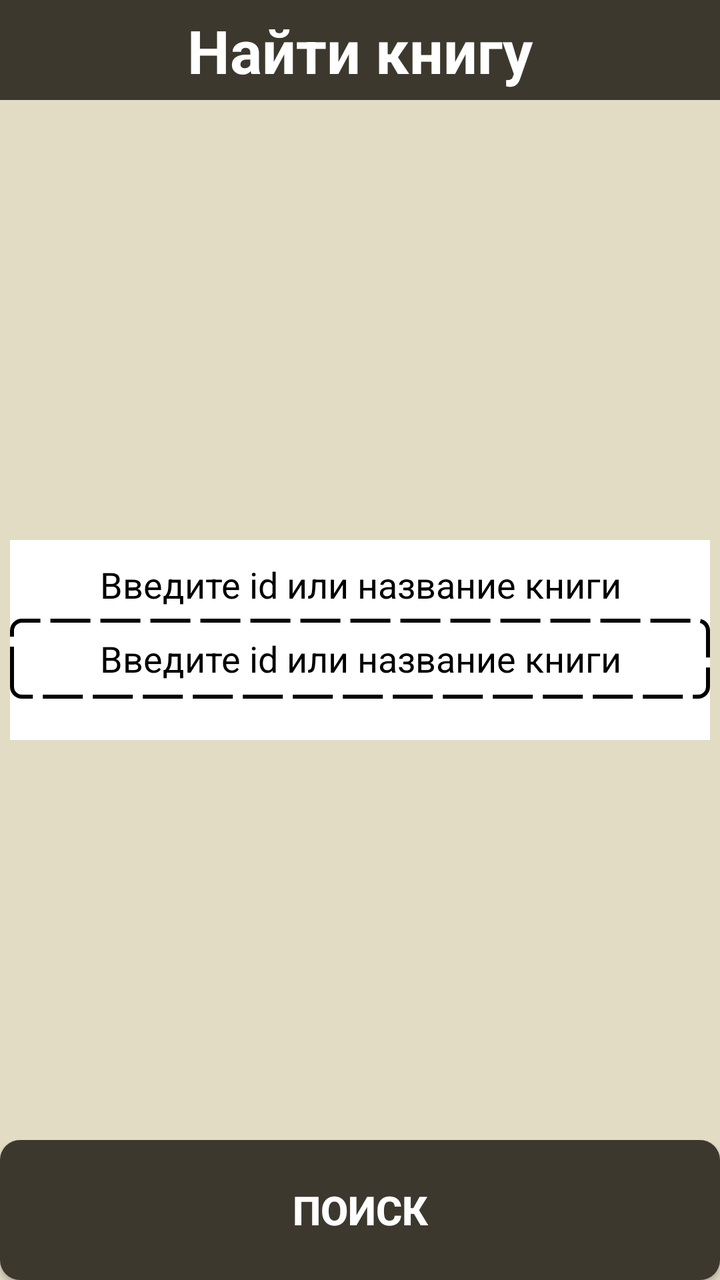
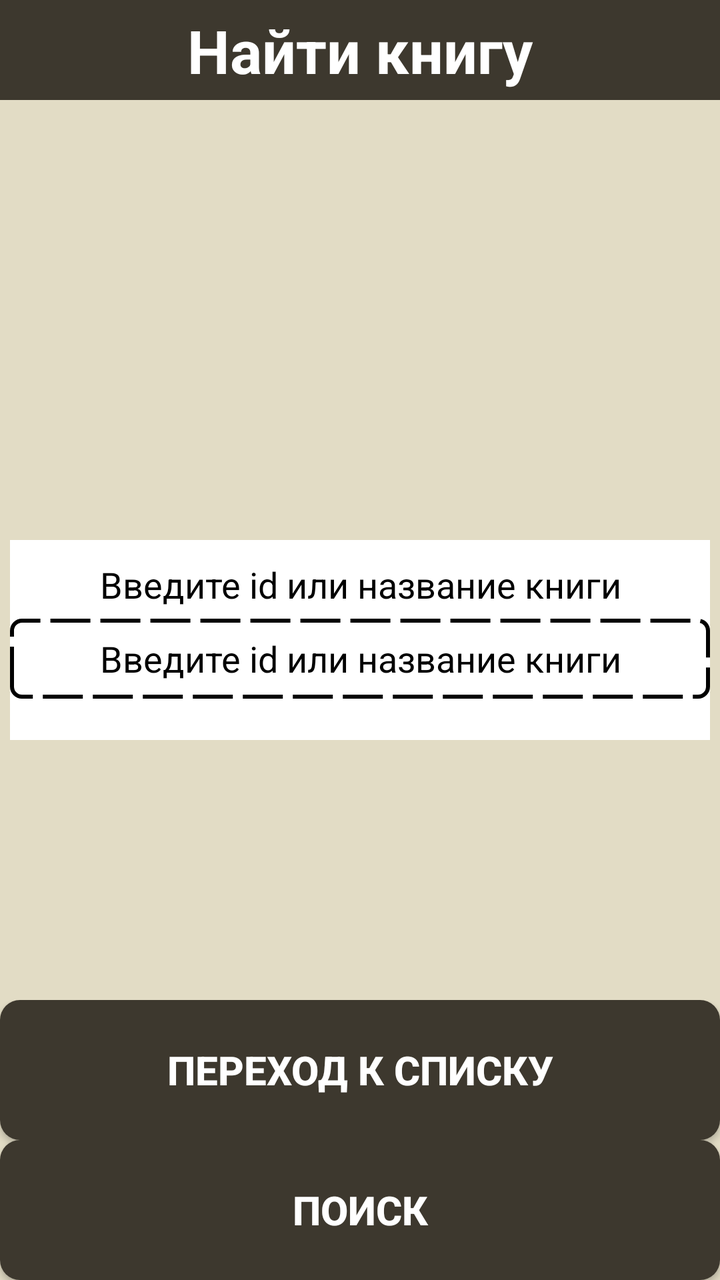

Compare the two renders of this Android layout. The source of the first and the diff that turns it into the second are given below.
<!-- AndroidManifest.xml: application theme Theme.Pr_3kurs_5_1_Romanov -->
<!-- res/layout/fragment_input.xml -->
<?xml version="1.0" encoding="utf-8"?>
<FrameLayout xmlns:android="http://schemas.android.com/apk/res/android"
    xmlns:tools="http://schemas.android.com/tools"
    android:layout_width="match_parent"
    android:layout_height="match_parent"
    tools:context=".InputFragment"
    android:background="@color/background">

    <TextView
        android:layout_width="match_parent"
        android:layout_height="50dp"
        android:textSize="30sp"
        android:paddingTop="5dp"
        android:background="@drawable/rectangle"
        android:textScaleX="1"

        android:textAlignment="center"
        android:textColor="@color/white"
        android:textStyle="bold"
        android:text="@string/BookInputTab" />

    <LinearLayout
        android:orientation="vertical"
        android:layout_width="350dp"
        android:layout_height="100dp"
        android:background="@drawable/rectanglewhite2"
        android:layout_gravity="center">
        <TextView
            android:layout_marginTop="10dp"
            android:layout_width="match_parent"
            android:layout_height="wrap_content"
            android:text="@string/enterId"
            android:textColor="@color/black"
            android:textAlignment="center"
            android:textSize="18sp"
            />

        <EditText
            android:layout_marginTop="5dp"
            android:layout_width="match_parent"
            android:layout_height="40dp"
            android:textColorHint="@color/black"
            android:hint="@string/enterId"
            android:background="@drawable/white_rectangle"
            android:textAlignment="center"
            android:id="@+id/enterId"

            />







    </LinearLayout>

    <RelativeLayout
        android:layout_gravity="bottom"
        android:layout_width="match_parent"
        android:layout_height="wrap_content">

        <androidx.appcompat.widget.AppCompatButton
            android:layout_width="match_parent"

            android:layout_height="70dp"
            android:textAlignment="center"
            android:text="@string/SearchBtn"
            android:textSize="20sp"
            android:textStyle="bold"
            android:textColor="@color/white"

            android:layout_centerHorizontal="true"
            android:background="@drawable/button_rectangle"
            android:id="@+id/SearchBtn"
            />

    </RelativeLayout>

</FrameLayout>
<!-- resources referenced by this layout -->
<resources>
  <color name="background">#e2dcc5</color>
  <color name="black">#FF000000</color>
  <color name="white">#FFFFFFFF</color>
  <!-- drawable button_rectangle (drawable) -->
  <?xml version="1.0" encoding="utf-8"?>
  <shape xmlns:android="http://schemas.android.com/apk/res/android">
      <size android:height="100dp" android:width="100dp"/>
      <corners android:radius="10dp"/>
      <solid android:color="@color/tab"/>
  
  </shape>
  <!-- drawable rectangle (drawable) -->
  <?xml version="1.0" encoding="utf-8"?>
  <shape xmlns:android="http://schemas.android.com/apk/res/android">
  <size android:height="200dp" android:width="200dp"/>
      <solid android:color="@color/tab"/>
  
  </shape>
  <!-- drawable rectanglewhite2 (drawable) -->
  <?xml version="1.0" encoding="utf-8"?>
  <shape xmlns:android="http://schemas.android.com/apk/res/android">
  <size android:height="200dp" android:width="200dp"/>
      <solid android:color="@color/white"/>
  
  </shape>
  <!-- drawable white_rectangle (drawable) -->
  <?xml version="1.0" encoding="utf-8"?>
  <shape xmlns:android="http://schemas.android.com/apk/res/android">
  <solid android:color="@color/white"/>
      <corners android:radius="5dp"/>
      <stroke android:color="@color/black" android:width="2dp" android:dashWidth="20dp" android:dashGap="5dp"/>
  
  </shape>
  <string name="BookInputTab">Найти книгу</string>
  <string name="SearchBtn">Поиск</string>
  <string name="enterId">Введите id или название книги</string>
  <style name="Theme.Pr_3kurs_5_1_Romanov" parent="Base.Theme.Pr_3kurs_5_1_Romanov" />
  <color name="tab">#3D382E</color>
  <style name="Base.Theme.Pr_3kurs_5_1_Romanov" parent="Theme.Material3.DayNight.NoActionBar">
          
          
      </style>
</resources>

<!-- the commit's change to res/layout/fragment_input.xml (unified diff, before → after) -->
@@ -1,5 +1,6 @@
 <?xml version="1.0" encoding="utf-8"?>
 <FrameLayout xmlns:android="http://schemas.android.com/apk/res/android"
+    xmlns:app="http://schemas.android.com/apk/res-auto"
     xmlns:tools="http://schemas.android.com/tools"
     android:layout_width="match_parent"
     android:layout_height="match_parent"
@@ -55,26 +56,46 @@
 
     </LinearLayout>
 
-    <RelativeLayout
+    <androidx.constraintlayout.widget.ConstraintLayout
         android:layout_gravity="bottom"
         android:layout_width="match_parent"
         android:layout_height="wrap_content">
 
         <androidx.appcompat.widget.AppCompatButton
+            android:id="@+id/SearchBtn"
+
             android:layout_width="match_parent"
+            android:layout_height="70dp"
+            android:layout_centerHorizontal="true"
+            android:background="@drawable/button_rectangle"
+            android:text="@string/SearchBtn"
+            android:textAlignment="center"
 
-            android:layout_height="70dp"
-            android:textAlignment="center"
-            android:text="@string/SearchBtn"
+            android:textColor="@color/white"
             android:textSize="20sp"
             android:textStyle="bold"
-            android:textColor="@color/white"
 
+            app:layout_constraintBottom_toBottomOf="parent"/>
+
+
+        <androidx.appcompat.widget.AppCompatButton
+            android:id="@+id/NextBtn"
+
+            app:layout_constraintBottom_toTopOf="@id/SearchBtn"
+            android:layout_width="match_parent"
+            android:layout_height="70dp"
             android:layout_centerHorizontal="true"
             android:background="@drawable/button_rectangle"
-            android:id="@+id/SearchBtn"
-            />
+            android:text="Переход к списку"
+            android:textAlignment="center"
 
-    </RelativeLayout>
+
+            android:textColor="@color/white"
+            android:textSize="20sp"
+            android:textStyle="bold" />
+
+    </androidx.constraintlayout.widget.ConstraintLayout>
+
+
 
 </FrameLayout>
